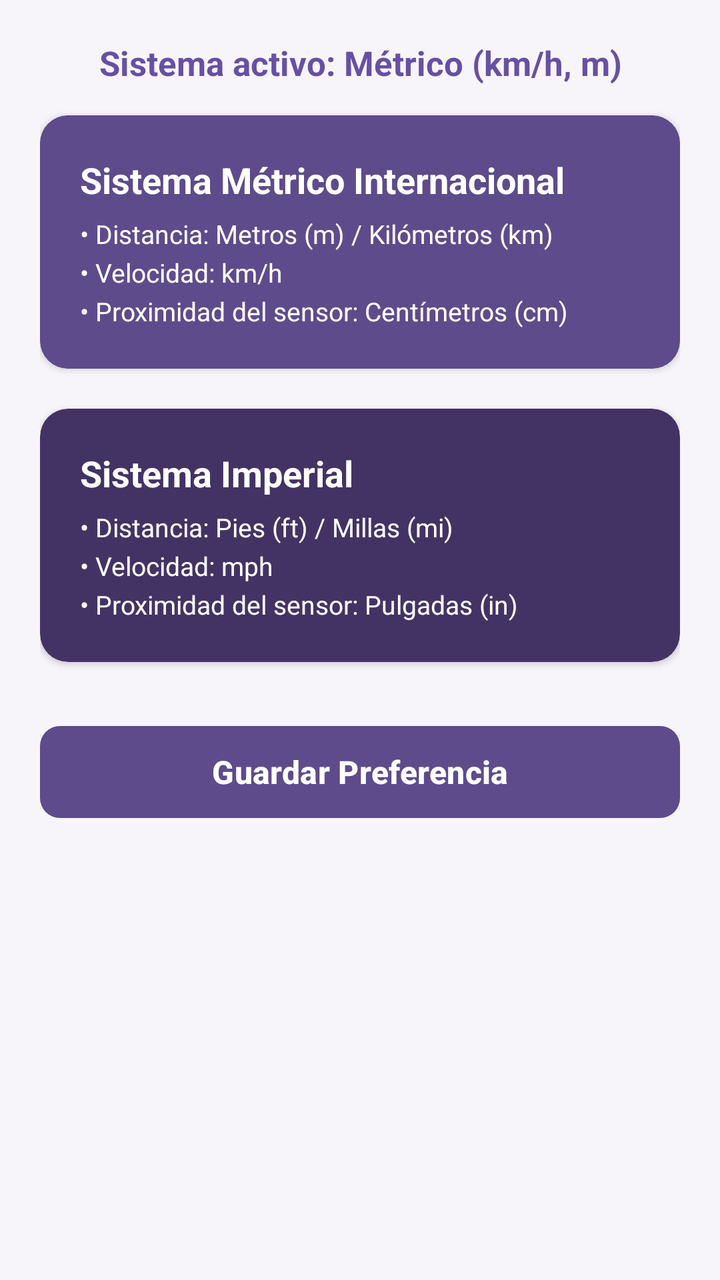
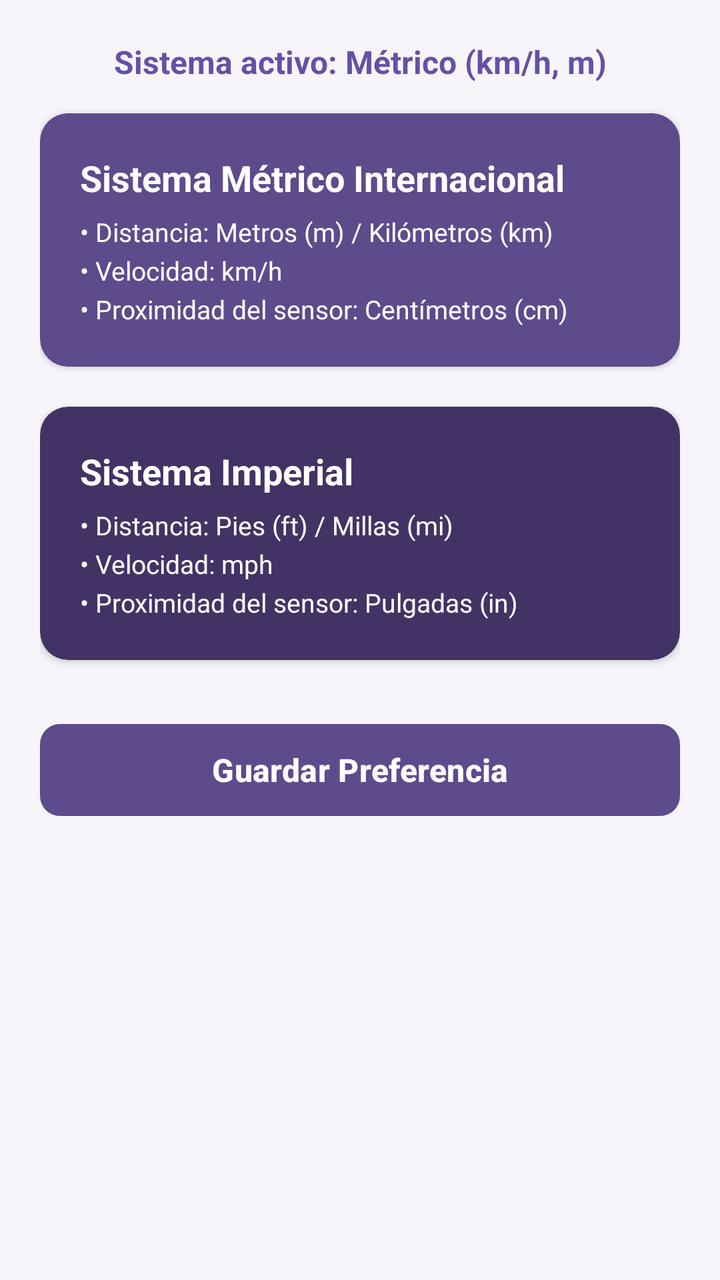

An Android layout rendered at two revisions. The XML below is the earlier revision; the diff shows what the commit changed to produce the second picture.
<!-- AndroidManifest.xml: application theme Theme.BikeLight -->
<!-- res/layout/fragment_unidades_medida.xml -->
<?xml version="1.0" encoding="utf-8"?>
<ScrollView xmlns:android="http://schemas.android.com/apk/res/android"
    xmlns:app="http://schemas.android.com/apk/res-auto"
    android:layout_width="match_parent"
    android:layout_height="match_parent"
    android:background="@color/bikelight_bg"
    android:fillViewport="true"
    android:padding="20dp">

    <LinearLayout
        android:layout_width="match_parent"
        android:layout_height="wrap_content"
        android:orientation="vertical">

        
        <TextView
            android:id="@+id/tvUnidadSeleccionada"
            android:layout_width="match_parent"
            android:layout_height="wrap_content"
            android:gravity="center"
            android:textSize="17sp"
            android:textStyle="bold"
            android:layout_marginBottom="15dp"
            android:text="Sistema activo: Métrico (km/h, m)"
            android:textColor="@color/bikelight_primary" />

        
        <com.google.android.material.card.MaterialCardView
            android:id="@+id/cardMetrico"
            android:layout_width="match_parent"
            android:layout_height="wrap_content"
            android:layout_marginBottom="20dp"
            app:cardCornerRadius="14dp"
            app:cardElevation="2dp"
            app:strokeWidth="2dp"
            app:strokeColor="@color/bikelight_card"
            app:cardBackgroundColor="@color/bikelight_card">

            <LinearLayout
                android:layout_width="match_parent"
                android:layout_height="wrap_content"
                android:orientation="vertical"
                android:padding="20dp">

                <TextView
                    android:layout_width="wrap_content"
                    android:layout_height="wrap_content"
                    android:text="Sistema Métrico Internacional"
                    android:textColor="@color/white"
                    android:textSize="18sp"
                    android:textStyle="bold"
                    android:layout_marginBottom="6dp" />

                <TextView
                    android:layout_width="wrap_content"
                    android:layout_height="wrap_content"
                    android:text="• Distancia: Metros (m) / Kilómetros (km)\n• Velocidad: km/h\n• Proximidad del sensor: Centímetros (cm)"
                    android:textColor="@color/white"
                    android:textSize="13sp"
                    android:lineSpacingExtra="4dp" />
            </LinearLayout>
        </com.google.android.material.card.MaterialCardView>

        
        <com.google.android.material.card.MaterialCardView
            android:id="@+id/cardImperial"
            android:layout_width="match_parent"
            android:layout_height="wrap_content"
            android:layout_marginBottom="28dp"
            app:cardCornerRadius="14dp"
            app:cardElevation="2dp"
            app:strokeWidth="0dp"
            app:strokeColor="@color/bikelight_card"
            app:cardBackgroundColor="@color/bikelight_card_dark">

            <LinearLayout
                android:layout_width="match_parent"
                android:layout_height="wrap_content"
                android:orientation="vertical"
                android:padding="20dp">

                <TextView
                    android:layout_width="wrap_content"
                    android:layout_height="wrap_content"
                    android:text="Sistema Imperial"
                    android:textColor="@color/white"
                    android:textSize="18sp"
                    android:textStyle="bold"
                    android:layout_marginBottom="6dp" />

                <TextView
                    android:layout_width="wrap_content"
                    android:layout_height="wrap_content"
                    android:text="• Distancia: Pies (ft) / Millas (mi)\n• Velocidad: mph\n• Proximidad del sensor: Pulgadas (in)"
                    android:textColor="@color/white"
                    android:textSize="13sp"
                    android:lineSpacingExtra="4dp" />
            </LinearLayout>
        </com.google.android.material.card.MaterialCardView>

        <com.google.android.material.button.MaterialButton
            android:id="@+id/btnGuardarUnidades"
            android:layout_width="match_parent"
            android:layout_height="54dp"
            android:text="Guardar Preferencia"
            android:textColor="@color/white"
            android:textSize="16sp"
            android:textStyle="bold"
            android:textAllCaps="false"
            app:cornerRadius="10dp"
            app:backgroundTint="@color/bikelight_card" />
    </LinearLayout>
</ScrollView>
<!-- resources referenced by this layout -->
<resources>
  <color name="bikelight_bg">#F7F5FA</color>
  <color name="bikelight_card">#5E4B8B</color>
  <color name="bikelight_card_dark">#433364</color>
  <color name="bikelight_primary">#6750A4</color>
  <color name="white">#FFFFFF</color>
  <style name="Theme.BikeLight" parent="Base.Theme.BikeLight" />
  <style name="Base.Theme.BikeLight" parent="Theme.Material3.DayNight.NoActionBar">
          
          
      </style>
</resources>

<!-- the commit's change to res/layout/fragment_unidades_medida.xml (unified diff, before → after) -->
@@ -18,7 +18,7 @@
             android:layout_width="match_parent"
             android:layout_height="wrap_content"
             android:gravity="center"
-            android:textSize="17sp"
+            android:textSize="16sp"
             android:textStyle="bold"
             android:layout_marginBottom="15dp"
             android:text="Sistema activo: Métrico (km/h, m)"
